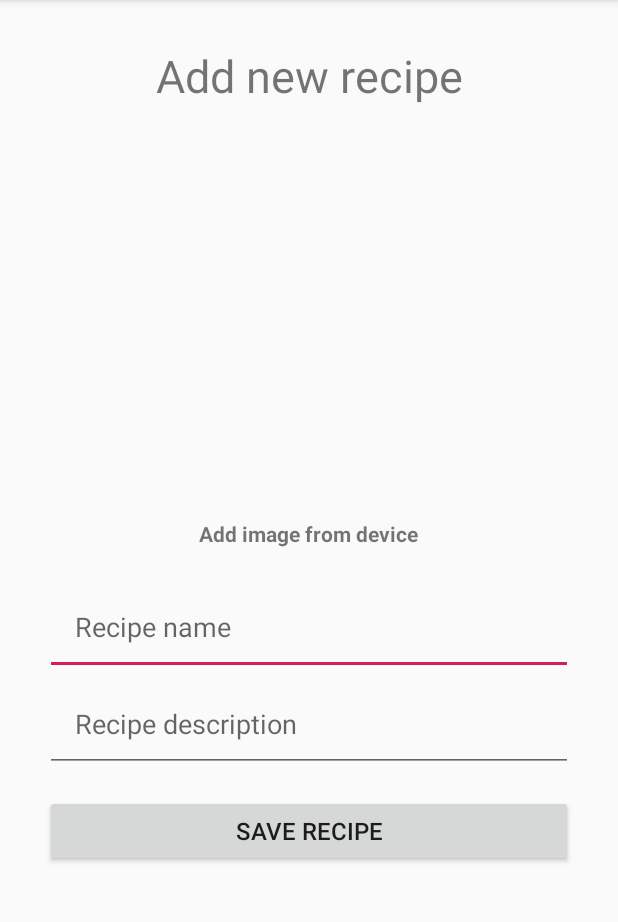
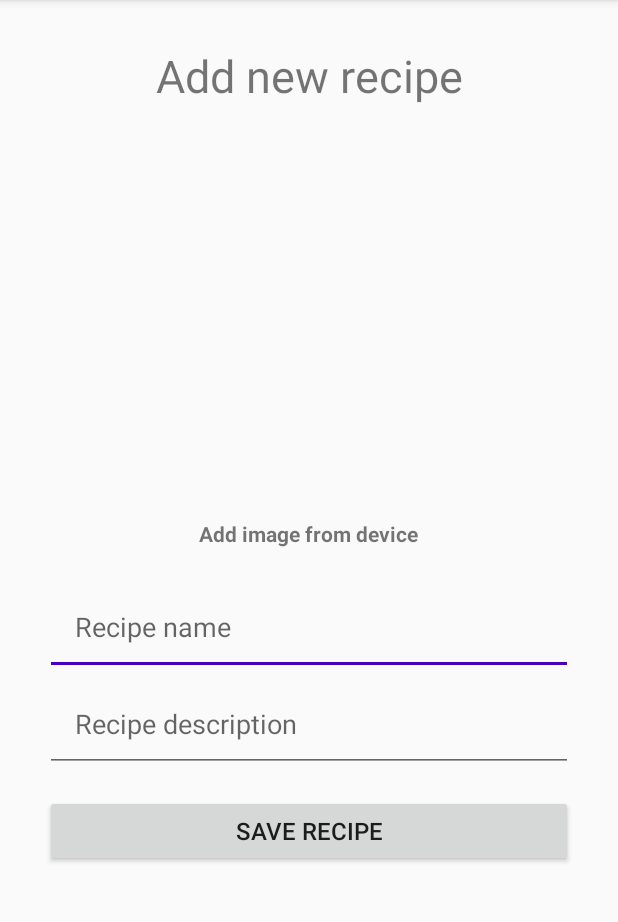
Before and after one commit to ikordic/PoorStudentsCookbook, an Android app: the AddNewRecipeActivity screen opened directly, with no data from a screen before it, on a phone screen of 412 x 824 dp, the part 84-1006 px from its top. Run offline under Robolectric (Android 15) with nearby library versions, the phone set to English and light mode, and no system bars; our stand-ins replace Firebase (no records; nobody signed in at launch, a user with empty details on screens opened directly); libraries missing offline, so code that uses them is left out: net.yslibrary.android; pictures from the network do not load.

```diff
--- a/app/src/main/res/layout/activity_add_new_recipe.xml
+++ b/app/src/main/res/layout/activity_add_new_recipe.xml
@@ -6,7 +6,7 @@
     android:orientation="vertical"
     tools:context=".AddNewRecipeActivity">
 
-    <ScrollView
+    <android.support.v4.widget.NestedScrollView
         android:layout_width="match_parent"
         android:layout_height="match_parent">
 
@@ -82,5 +82,5 @@
                 android:layout_marginBottom="30dp"/>
 
         </LinearLayout>
-    </ScrollView>
+    </android.support.v4.widget.NestedScrollView>
 </LinearLayout>
--- a/app/src/main/res/layout/activity_register.xml
+++ b/app/src/main/res/layout/activity_register.xml
@@ -24,6 +24,7 @@
                 android:layout_marginRight="30dp"
                 android:text="Register"
                 android:textAlignment="center"
+                android:textColor="@color/colorAccent"
                 android:textSize="30sp" />
 
             <EditText
--- a/app/src/main/res/values/colors.xml
+++ b/app/src/main/res/values/colors.xml
@@ -2,5 +2,5 @@
 <resources>
     <color name="colorPrimary">#008577</color>
     <color name="colorPrimaryDark">#00574B</color>
-    <color name="colorAccent">#D81B60</color>
+    <color name="colorAccent">#4800BB</color>
 </resources>
```
Also changed, not shown: app/src/main/java/com/kordic/ivan/poorstudentscookbook/MyRecipesActivity.java (+47 -2 lines).
